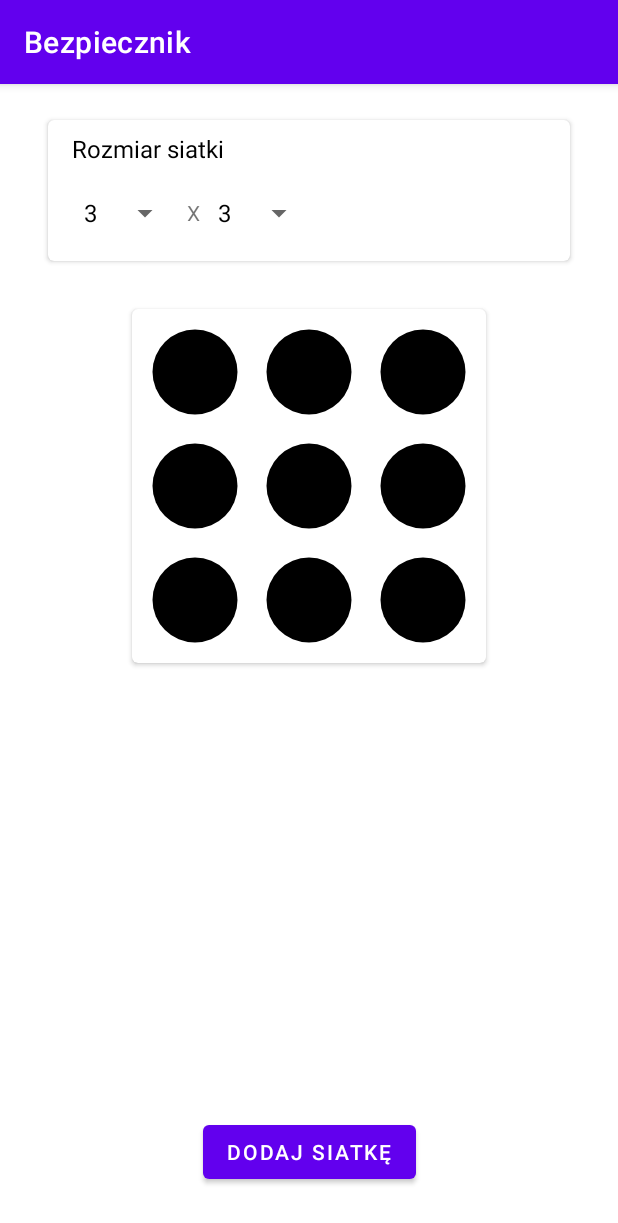
After one commit to IO-Bezpiecznik/bezpiecznik, an Android app: the fragment GridCreatorFragment shown on its own in the app's theme, on a phone screen of 412 x 824 dp. The commit adds this screen. Shown: the top 1223 px of the screen. Run offline under Robolectric (Android 15) with nearby library versions, the phone set to English and light mode, and no system bars; our stand-ins replace Room's generated code.

Commit message:
Add grid creator

```diff
--- a/app/build.gradle
+++ b/app/build.gradle
@@ -47,6 +47,8 @@ dependencies {
     implementation 'androidx.lifecycle:lifecycle-viewmodel-ktx:2.4.0'
     implementation 'androidx.navigation:navigation-fragment-ktx:2.3.5'
     implementation 'androidx.navigation:navigation-ui-ktx:2.3.5'
+    implementation 'androidx.legacy:legacy-support-v4:1.0.0'
+    implementation 'androidx.gridlayout:gridlayout:1.0.0'
     testImplementation 'junit:junit:4.+'
     androidTestImplementation 'androidx.test.ext:junit:1.1.3'
     androidTestImplementation 'androidx.test.espresso:espresso-core:3.4.0'
@@ -60,4 +62,6 @@ dependencies {
     kapt 'androidx.room:room-compiler:2.3.0'
 
     implementation 'org.jetbrains.kotlinx:kotlinx-serialization-json:1.3.1'
+
+    implementation 'androidx.cardview:cardview:1.0.0'
 }
--- /dev/null
+++ b/app/src/main/java/com/example/bezpiecznik/ui/gridCreator/GridCreatorFragment.kt
@@ -0,0 +1,92 @@
+package com.example.bezpiecznik.ui.gridCreator
+
+import androidx.lifecycle.ViewModelProvider
+import android.os.Bundle
+import androidx.fragment.app.Fragment
+import android.view.LayoutInflater
+import android.view.View
+import android.view.ViewGroup
+import android.widget.AdapterView
+import android.widget.GridLayout
+import android.widget.ImageView
+import android.widget.Toast
+import androidx.core.content.ContextCompat
+import androidx.navigation.findNavController
+import com.example.bezpiecznik.R
+import com.example.bezpiecznik.databinding.GridCreatorFragmentBinding
+
+
+class GridCreatorFragment : Fragment() {
+    private lateinit var viewModel: GridCreatorViewModel
+
+    private var _binding: GridCreatorFragmentBinding? = null
+    private val binding get() = _binding!!
+
+    inner class ChangeListener(private val update: (Int) -> Unit) : AdapterView.OnItemSelectedListener {
+        override fun onItemSelected(parent: AdapterView<*>?, view: View?, position: Int, id: Long) {
+            update(GridCreatorViewModel.Constants.VALUES[position])
+        }
+
+        override fun onNothingSelected(parent: AdapterView<*>?) {}
+    }
+
+    override fun onCreateView(
+        inflater: LayoutInflater,
+        container: ViewGroup?,
+        savedInstanceState: Bundle?
+    ): View {
+        viewModel =
+            ViewModelProvider(this)[GridCreatorViewModel::class.java]
+
+        _binding = GridCreatorFragmentBinding.inflate(inflater, container, false)
+
+        return binding.root
+    }
+
+    override fun onViewCreated(view: View, savedInstanceState: Bundle?) {
+        super.onViewCreated(view, savedInstanceState)
+
+        binding.spinner.adapter = viewModel.getGridSizeAdapter(requireContext())
+        binding.spinner2.adapter = viewModel.getGridSizeAdapter(requireContext())
+
+        binding.spinner.onItemSelectedListener = ChangeListener { viewModel.updateColCount(it) }
+        binding.spinner2.onItemSelectedListener = ChangeListener { viewModel.updateRowCount(it) }
+
+        viewModel.grid.observe(viewLifecycleOwner, {
+            binding.gridContainer.removeAllViews()
+
+            val width = requireContext().resources.displayMetrics.widthPixels
+            val totalSpace = width - 300 - 4 * it.row
+            val spacePerItem = totalSpace / if (it.row > it.col) it.row else it.col
+
+            binding.gridContainer.columnCount = it.col
+            binding.gridContainer.rowCount = it.row
+
+            for (index in it.grid.indices) {
+                val imageView = ImageView(requireContext())
+                imageView.setImageResource(R.drawable.grid_point)
+                val params = GridLayout.LayoutParams()
+                params.width = spacePerItem
+                params.height = spacePerItem
+                imageView.layoutParams = params
+
+                imageView.setColorFilter(ContextCompat.getColor(requireContext(), R.color.black))
+                if (!it.grid[index]) imageView.alpha = 0.2F
+                imageView.setOnClickListener {
+                    viewModel.handleGridPointClick(index)
+                }
+                binding.gridContainer.addView(imageView)
+            }
+            binding.gridContainer.invalidate()
+        })
+
+        binding.button.setOnClickListener {
+            viewModel.saveGrid()
+            val text = "Dodano siatkę"
+            val duration = Toast.LENGTH_SHORT
+            val toast = Toast.makeText(requireContext(), text, duration)
+            toast.show()
+            view.findNavController().navigate(R.id.nav_grid_list)
+        }
+    }
+}
--- /dev/null
+++ b/app/src/main/java/com/example/bezpiecznik/ui/gridCreator/GridCreatorViewModel.kt
@@ -0,0 +1,113 @@
+package com.example.bezpiecznik.ui.gridCreator
+
+import android.content.Context
+import android.util.Log
+import android.widget.ArrayAdapter
+import androidx.lifecycle.LiveData
+import androidx.lifecycle.MutableLiveData
+import androidx.lifecycle.ViewModel
+import com.example.bezpiecznik.R
+import com.example.bezpiecznik.service.GridApi
+import com.example.bezpiecznik.types.GridCreateDto
+import kotlinx.coroutines.CoroutineScope
+import kotlinx.coroutines.Dispatchers.IO
+import kotlinx.coroutines.launch
+import java.util.*
+
+class GridCreatorViewModel : ViewModel() {
+    private val gridApi = GridApi()
+
+    object Constants {
+        const val DEFAULT_SIZE = 3
+        val VALUES = arrayOf(3, 4, 5, 6)
+    }
+
+    data class GridState (val row: Int, val col: Int, val grid: BooleanArray) {
+        override fun equals(other: Any?): Boolean {
+            if (this === other) return true
+            if (javaClass != other?.javaClass) return false
+
+            other as GridState
+
+            if (row != other.row) return false
+            if (col != other.col) return false
+            if (!grid.contentEquals(other.grid)) return false
+
+            return true
+        }
+
+        override fun hashCode(): Int {
+            var result = row
+            result = 31 * result + col
+            result = 31 * result + grid.contentHashCode()
+            return result
+        }
+    }
+
+    private val _grid = MutableLiveData<GridState>().apply {
+        val initSize = Constants.DEFAULT_SIZE
+        value = GridState(
+            initSize,
+            initSize,
+            BooleanArray(initSize * initSize) { true }
+        )
+    }
+    val grid: LiveData<GridState> = _grid
+
+    fun getGridSizeAdapter(context: Context): ArrayAdapter<Int> {
+        return ArrayAdapter(context, R.layout.support_simple_spinner_dropdown_item, Constants.VALUES)
+    }
+
+    fun updateColCount(count: Int) {
+        val s1 = _grid.value!!.row
+
+        _grid.postValue(
+            GridState(
+                s1,
+                count,
+                BooleanArray(s1 * count) { true }
+            )
+        )
+    }
+
+    fun updateRowCount(count: Int) {
+        val s2 = _grid.value!!.col
+
+        _grid.postValue(
+            GridState(
+                count,
+                s2,
+                BooleanArray(count * s2) { true }
+            )
+        )
+    }
+
+    fun handleGridPointClick(index: Int) {
+        val currentVal = _grid.value!!.grid
+        currentVal[index] = !currentVal[index]
+
+        _grid.postValue(
+            GridState(
+                _grid.value!!.row,
+                _grid.value!!.col,
+                currentVal
+            )
+        )
+    }
+
+    fun saveGrid() {
+        val gridState = _grid.value!!
+
+        val convertedGrid = gridState.grid.map { if (it) 1 else 0 }
+
+        val parsedArray = arrayOfNulls<Array<Int>>(gridState.col)
+        for (index in parsedArray.indices) {
+            val padding = index * gridState.row
+            parsedArray[index] = convertedGrid.slice((padding + 0) until padding + gridState.row).toTypedArray()
+        }
+
+        CoroutineScope(IO).launch {
+            gridApi.create(GridCreateDto(board = parsedArray.contentDeepToString()))
+        }
+    }
+}
--- /dev/null
+++ b/app/src/main/res/drawable/grid_point.xml
@@ -0,0 +1,10 @@
+<?xml version="1.0" encoding="utf-8"?>
+<vector xmlns:android="http://schemas.android.com/apk/res/android"
+    android:width="24dp"
+    android:height="24dp"
+    android:viewportWidth="24"
+    android:viewportHeight="24">
+    <path
+        android:fillColor="#000"
+        android:pathData="M12,12m-10,0a10,10 0,1 1,20 0a10,10 0,1 1,-20 0"/>
+</vector>
--- /dev/null
+++ b/app/src/main/res/layout/grid_creator_fragment.xml
@@ -0,0 +1,110 @@
+<?xml version="1.0" encoding="utf-8"?>
+<androidx.constraintlayout.widget.ConstraintLayout xmlns:android="http://schemas.android.com/apk/res/android"
+    xmlns:app="http://schemas.android.com/apk/res-auto"
+    xmlns:tools="http://schemas.android.com/tools"
+    android:id="@+id/frameLayout"
+    android:layout_width="match_parent"
+    android:layout_height="match_parent"
+    tools:context=".ui.gridCreator.GridCreatorFragment">
+
+    <androidx.cardview.widget.CardView
+        android:id="@+id/card_view"
+        android:layout_width="0dp"
+        android:layout_height="wrap_content"
+        android:layout_gravity="center"
+        android:layout_marginStart="32dp"
+        android:layout_marginTop="24dp"
+        android:layout_marginEnd="32dp"
+        app:cardCornerRadius="4dp"
+        app:layout_constraintEnd_toEndOf="parent"
+        app:layout_constraintStart_toStartOf="parent"
+        app:layout_constraintTop_toTopOf="parent">
+        <androidx.constraintlayout.widget.ConstraintLayout
+            android:id="@+id/card_con"
+            android:layout_width="match_parent"
+            android:layout_height="match_parent">
+            <TextView
+                android:id="@+id/textView2"
+                android:layout_width="wrap_content"
+                android:layout_height="wrap_content"
+                android:layout_marginStart="16dp"
+                android:layout_marginTop="8dp"
+                android:text="@string/rozmiar_siatki"
+                android:textColor="#000000"
+                android:textSize="16sp"
+                app:layout_constraintStart_toStartOf="@+id/card_con"
+                app:layout_constraintTop_toTopOf="@+id/card_con" />
+            <LinearLayout
+                android:layout_width="0dp"
+                android:layout_height="wrap_content"
+                android:layout_marginStart="16dp"
+                android:layout_marginTop="8dp"
+                android:layout_marginBottom="8dp"
+                android:orientation="horizontal"
+                app:layout_constraintBottom_toBottomOf="parent"
+                app:layout_constraintStart_toStartOf="@+id/card_con"
+                app:layout_constraintTop_toBottomOf="@+id/textView2">
+                <Spinner
+                    android:id="@+id/spinner"
+                    android:layout_width="wrap_content"
+                    android:layout_height="wrap_content" />
+                <TextView
+                    android:id="@+id/textView3"
+                    android:layout_width="wrap_content"
+                    android:layout_height="match_parent"
+                    android:layout_marginLeft="4dp"
+                    android:layout_marginRight="4dp"
+                    android:gravity="center"
+                    android:text="@string/x" />
+                <Spinner
+                    android:id="@+id/spinner2"
+                    android:layout_width="wrap_content"
+                    android:layout_height="wrap_content" />
+            </LinearLayout>
+        </androidx.constraintlayout.widget.ConstraintLayout>
+    </androidx.cardview.widget.CardView>
+
+    <androidx.cardview.widget.CardView
+        android:id="@+id/card_view2"
+        android:layout_width="wrap_content"
+        android:layout_height="wrap_content"
+        android:layout_gravity="center"
+        android:layout_marginStart="32dp"
+        android:layout_marginTop="32dp"
+        android:layout_marginEnd="32dp"
+        app:cardCornerRadius="4dp"
+        app:layout_constraintEnd_toEndOf="parent"
+        app:layout_constraintStart_toStartOf="parent"
+        app:layout_constraintTop_toBottomOf="@+id/card_view">
+
+        <androidx.gridlayout.widget.GridLayout
+            android:id="@+id/grid_container"
+            android:layout_width="match_parent"
+            android:layout_height="match_parent"
+            android:layout_centerHorizontal="true"
+            android:layout_marginLeft="4dp"
+            android:layout_marginTop="4dp"
+            android:layout_marginRight="4dp"
+            android:layout_marginBottom="4dp"
+            app:alignmentMode="alignBounds"
+            app:useDefaultMargins="true">
+
+        </androidx.gridlayout.widget.GridLayout>
+    </androidx.cardview.widget.CardView>
+
+    <Button
+        android:id="@+id/button"
+        android:layout_width="wrap_content"
+        android:layout_height="wrap_content"
+        android:layout_marginStart="32dp"
+        android:layout_marginTop="32dp"
+        android:layout_marginEnd="32dp"
+        android:layout_marginBottom="32dp"
+        android:text="@string/dodaj_siatk"
+        app:layout_constraintBottom_toBottomOf="parent"
+        app:layout_constraintEnd_toEndOf="parent"
+        app:layout_constraintStart_toStartOf="parent"
+        app:layout_constraintTop_toBottomOf="@+id/card_view2"
+        app:layout_constraintVertical_bias="1.0" />
+
+</androidx.constraintlayout.widget.ConstraintLayout>
--- a/app/src/main/res/values/colors.xml
+++ b/app/src/main/res/values/colors.xml
@@ -6,5 +6,6 @@
     <color name="teal_200">#FF03DAC5</color>
     <color name="teal_700">#FF018786</color>
     <color name="black">#FF000000</color>
+    <color name="black_white">#80545454</color>
     <color name="white">#FFFFFFFF</color>
 </resources>
--- a/app/src/main/res/values/strings.xml
+++ b/app/src/main/res/values/strings.xml
@@ -10,4 +10,10 @@
     <string name="menu_home">Home</string>
     <string name="menu_gallery">Gallery</string>
     <string name="menu_slideshow">Slideshow</string>
+    <string name="create_grid">Create grid</string>
+    <string name="rozmiar_siatki">Rozmiar siatki</string>
+    <string name="x">X</string>
+    <string name="dodaj_siatk">Dodaj siatkę</string>
+    <string name="tworzenie_siatki">Tworzenie siatki</string>
+    <string name="lista_siatek">Lista siatek</string>
 </resources>
```
Also changed, not shown: app/src/main/java/com/example/bezpiecznik/MainActivity.kt (+1 -8 lines), app/src/main/java/com/example/bezpiecznik/ui/gridList/GridListFragment.kt (added, +40 -0 lines), app/src/main/java/com/example/bezpiecznik/ui/gridList/GridListViewModel.kt (added, +26 -0 lines), app/src/main/res/layout/grid_list_fragment.xml (added, +13 -0 lines), app/src/main/res/menu/activity_main_drawer.xml (+10 -0 lines), app/src/main/res/navigation/mobile_navigation.xml (+10 -0 lines), app/src/main/res/values/grid_size.xml (added, +9 -0 lines).
